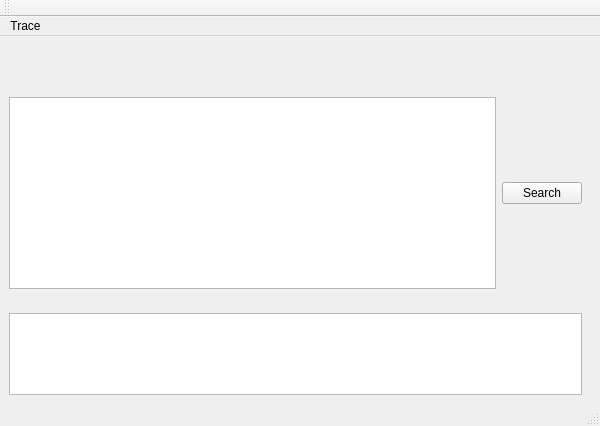
This is QtWidgetsApplication1.ui in stefanzweig/qt_trace as Qt 5 draws it before an edit. The edited form follows.
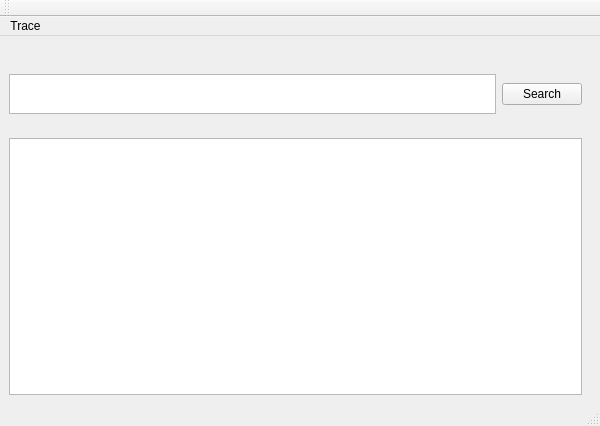
This is the edited form.

Patch:
```diff
--- a/QtWidgetsApplication1.ui
+++ b/QtWidgetsApplication1.ui
@@ -64,9 +64,6 @@
     <item>
      <widget class="QToolBar" name="toolbar"/>
     </item>
-    <item>
-     <widget class="QToolBar" name="toolbar_search"/>
-    </item>
     <item>
      <widget class="QWidget" name="mainWidgt" native="true">
       <layout class="QHBoxLayout" name="horizontalLayout">
@@ -109,6 +106,12 @@
            </property>
            <item>
             <widget class="QWidget" name="widget" native="true">
+             <property name="sizePolicy">
+              <sizepolicy hsizetype="Expanding" vsizetype="Preferred">
+               <horstretch>0</horstretch>
+               <verstretch>0</verstretch>
+              </sizepolicy>
+             </property>
              <layout class="QVBoxLayout" name="gridLayout_2">
               <property name="leftMargin">
                <number>0</number>
@@ -122,7 +125,7 @@
               <item>
                <widget class="QWidget" name="Upper" native="true">
                 <property name="sizePolicy">
-                 <sizepolicy hsizetype="Preferred" vsizetype="Fixed">
+                 <sizepolicy hsizetype="Expanding" vsizetype="Fixed">
                   <horstretch>0</horstretch>
                   <verstretch>1</verstretch>
                  </sizepolicy>
@@ -142,13 +145,13 @@
                    <property name="minimumSize">
                     <size>
                      <width>256</width>
-                     <height>192</height>
+                     <height>40</height>
                     </size>
                    </property>
                    <property name="maximumSize">
                     <size>
                      <width>16777215</width>
-                     <height>192</height>
+                     <height>40</height>
                     </size>
                    </property>
                   </widget>
@@ -172,9 +175,9 @@
               <item>
                <widget class="QWidget" name="Lower" native="true">
                 <property name="sizePolicy">
-                 <sizepolicy hsizetype="Preferred" vsizetype="Preferred">
+                 <sizepolicy hsizetype="Expanding" vsizetype="Preferred">
                   <horstretch>0</horstretch>
-                  <verstretch>0</verstretch>
+                  <verstretch>15</verstretch>
                  </sizepolicy>
                 </property>
                 <layout class="QHBoxLayout" name="hLayout_2">
```
